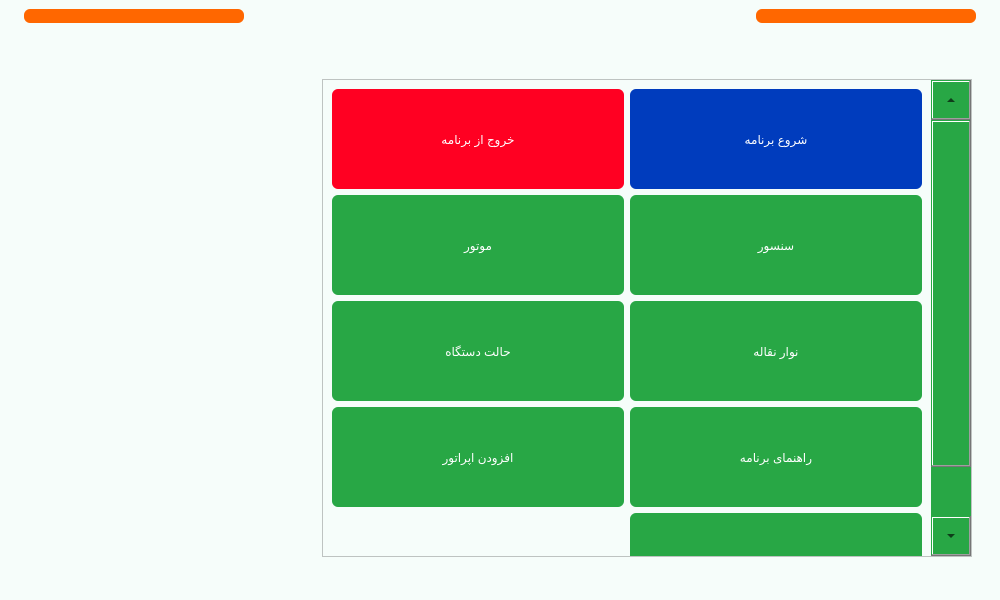
This is main.ui in Farazist/raspberrypi-app as Qt 5 draws it before an edit. The edited form follows.
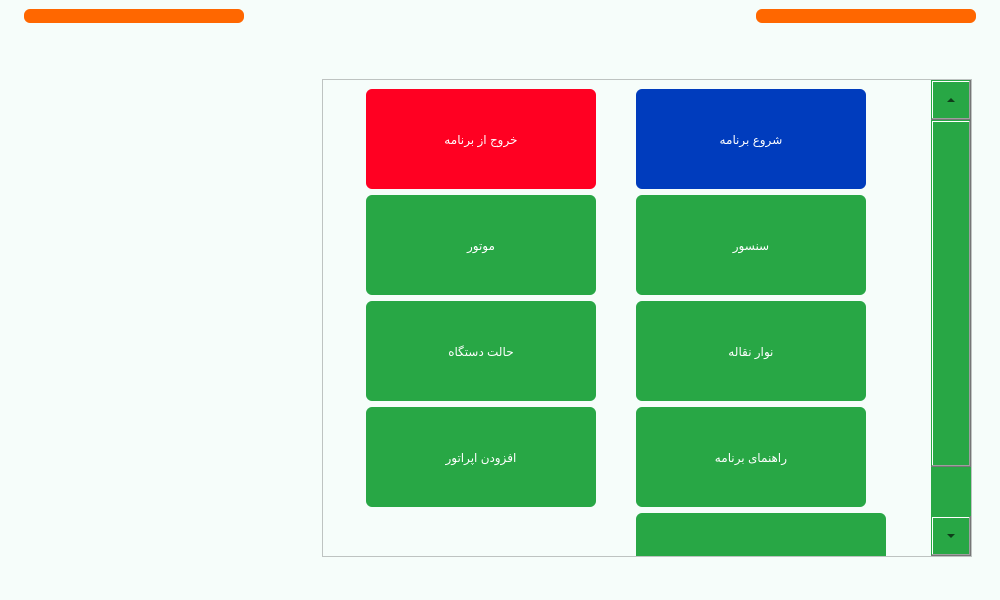
This is the edited form. Icons and pictures are not drawn.

```diff
--- a/main.ui
+++ b/main.ui
@@ -2172,10 +2172,16 @@
                <widget class="QPushButton" name="btnSetting5">
                 <property name="minimumSize">
                  <size>
-                  <width>250</width>
+                  <width>220</width>
                   <height>100</height>
                  </size>
                 </property>
+                <property name="maximumSize">
+                 <size>
+                  <width>230</width>
+                  <height>16777215</height>
+                 </size>
+                </property>
                 <property name="styleSheet">
                  <string notr="true">QPushButton{
 background-color: #28a745;
@@ -2200,10 +2206,16 @@
                <widget class="QPushButton" name="btnSetting1">
                 <property name="minimumSize">
                  <size>
-                  <width>250</width>
+                  <width>220</width>
                   <height>100</height>
                  </size>
                 </property>
+                <property name="maximumSize">
+                 <size>
+                  <width>230</width>
+                  <height>16777215</height>
+                 </size>
+                </property>
                 <property name="styleSheet">
                  <string notr="true">QPushButton{
 background-color: #28a745;
@@ -2228,10 +2240,16 @@
                <widget class="QPushButton" name="btnSettingStart">
                 <property name="minimumSize">
                  <size>
-                  <width>250</width>
+                  <width>220</width>
                   <height>100</height>
                  </size>
                 </property>
+                <property name="maximumSize">
+                 <size>
+                  <width>230</width>
+                  <height>16777215</height>
+                 </size>
+                </property>
                 <property name="styleSheet">
                  <string notr="true">background-color: #003cbd;
 color: rgb(255, 255, 255);
@@ -2250,10 +2268,16 @@
                <widget class="QPushButton" name="btnSetting4">
                 <property name="minimumSize">
                  <size>
-                  <width>250</width>
+                  <width>220</width>
                   <height>100</height>
                  </size>
                 </property>
+                <property name="maximumSize">
+                 <size>
+                  <width>230</width>
+                  <height>16777215</height>
+                 </size>
+                </property>
                 <property name="styleSheet">
                  <string notr="true">QPushButton{
 background-color: #28a745;
@@ -2278,10 +2302,16 @@
                <widget class="QPushButton" name="btnSetting2">
                 <property name="minimumSize">
                  <size>
-                  <width>250</width>
+                  <width>220</width>
                   <height>100</height>
                  </size>
                 </property>
+                <property name="maximumSize">
+                 <size>
+                  <width>230</width>
+                  <height>16777215</height>
+                 </size>
+                </property>
                 <property name="styleSheet">
                  <string notr="true">QPushButton{
 background-color: #28a745;
@@ -2306,10 +2336,16 @@
                <widget class="QPushButton" name="btnSetting6">
                 <property name="minimumSize">
                  <size>
-                  <width>250</width>
+                  <width>220</width>
                   <height>100</height>
                  </size>
                 </property>
+                <property name="maximumSize">
+                 <size>
+                  <width>230</width>
+                  <height>16777215</height>
+                 </size>
+                </property>
                 <property name="styleSheet">
                  <string notr="true">QPushButton{
 background-color:  #FF0022;
@@ -2334,10 +2370,16 @@
                <widget class="QPushButton" name="btnSetting3">
                 <property name="minimumSize">
                  <size>
-                  <width>250</width>
+                  <width>220</width>
                   <height>100</height>
                  </size>
                 </property>
+                <property name="maximumSize">
+                 <size>
+                  <width>230</width>
+                  <height>16777215</height>
+                 </size>
+                </property>
                 <property name="styleSheet">
                  <string notr="true">QPushButton{
 background-color: #28a745;
@@ -2362,10 +2404,16 @@
                <widget class="QPushButton" name="btnSetting7">
                 <property name="minimumSize">
                  <size>
-                  <width>250</width>
+                  <width>220</width>
                   <height>100</height>
                  </size>
                 </property>
+                <property name="maximumSize">
+                 <size>
+                  <width>230</width>
+                  <height>16777215</height>
+                 </size>
+                </property>
                 <property name="styleSheet">
                  <string notr="true">QPushButton{
 background-color: #28a745;
```
